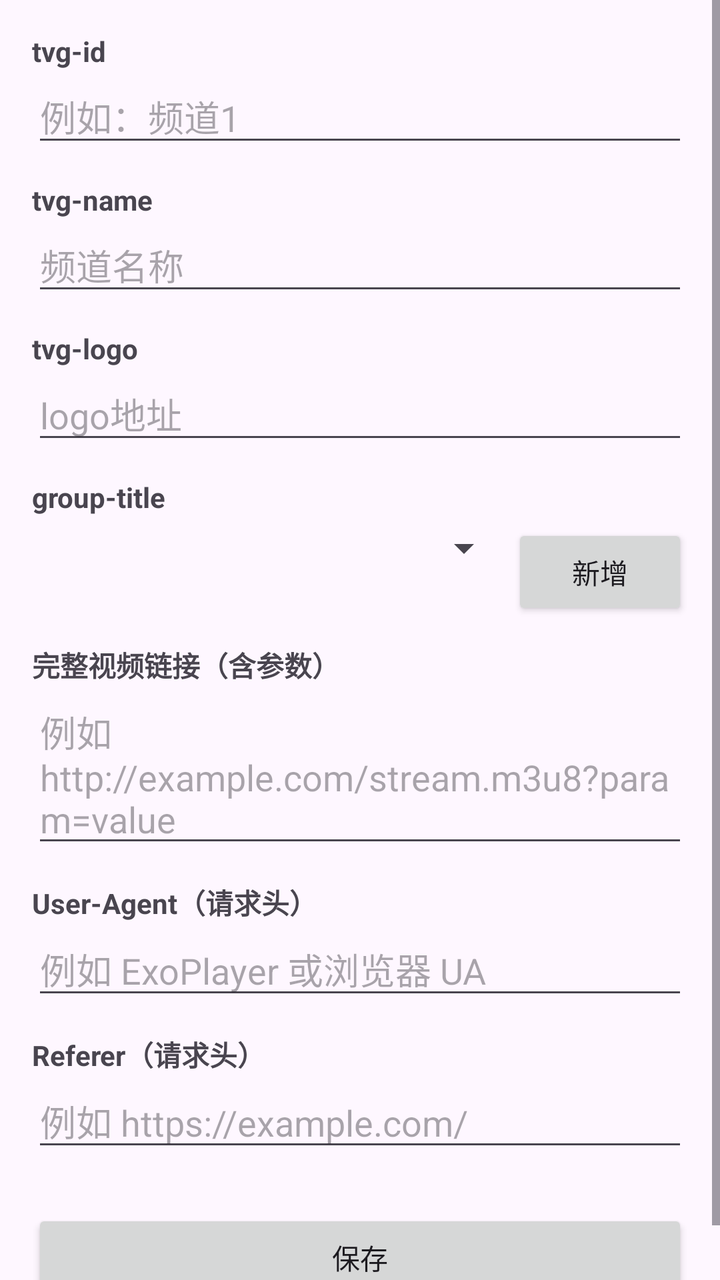
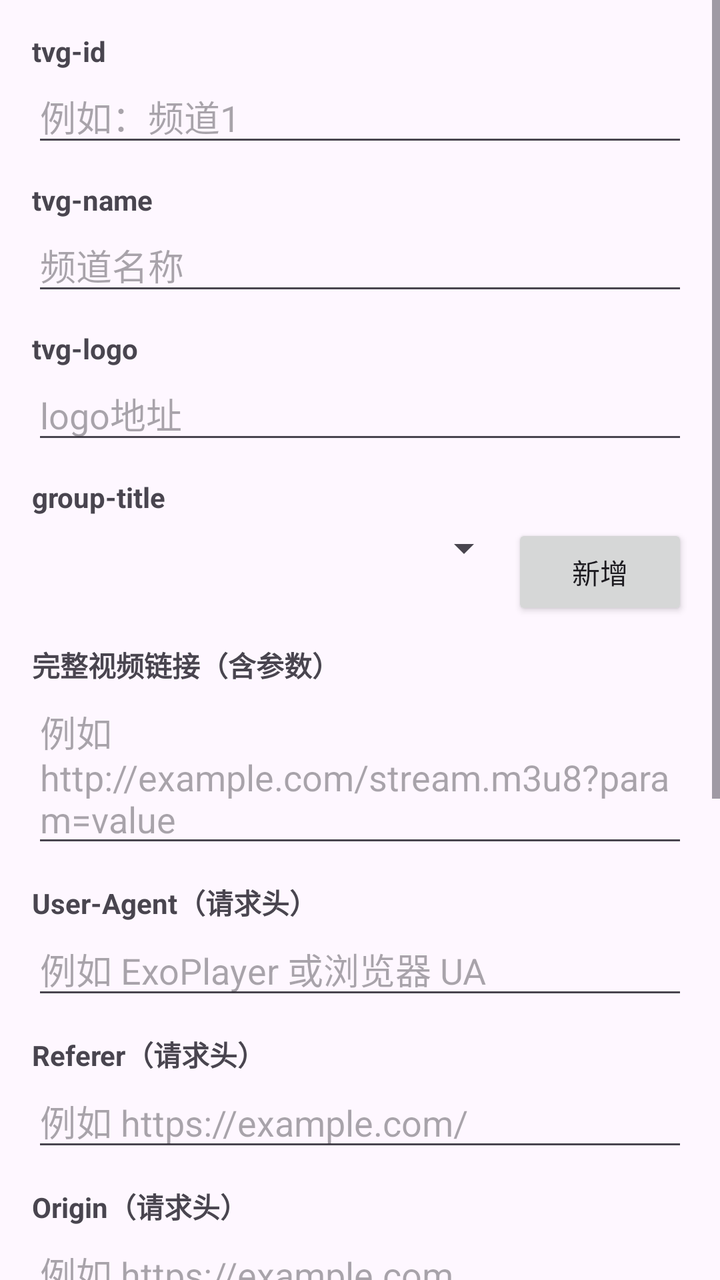

Before-and-after screenshots of an Android layout around one commit, followed by the original layout XML and the change that was made.
<!-- AndroidManifest.xml: application theme AppTheme -->
<!-- res/layout/activity_channel_edit.xml -->
<?xml version="1.0" encoding="utf-8"?>
<ScrollView
     xmlns:android="http://schemas.android.com/apk/res/android"
     android:layout_height="match_parent"
     android:layout_width="match_parent"
     android:fillViewport="true">

    <LinearLayout
         android:layout_height="wrap_content"
         android:layout_width="match_parent"
         android:padding="16dp"
         android:orientation="vertical">

        <TextView
             android:layout_height="wrap_content"
             android:layout_width="wrap_content"
             android:text="tvg-id"
             android:textStyle="bold" />

        <EditText
             android:layout_height="wrap_content"
             android:layout_width="match_parent"
             android:hint="例如：频道1"
             android:id="@+id/editTvgId" />

        <TextView
             android:layout_height="wrap_content"
             android:layout_width="wrap_content"
             android:layout_marginTop="12dp"
             android:text="tvg-name"
             android:textStyle="bold" />

        <EditText
             android:layout_height="wrap_content"
             android:layout_width="match_parent"
             android:hint="频道名称"
             android:id="@+id/editTvgName" />

        <TextView
             android:layout_height="wrap_content"
             android:layout_width="wrap_content"
             android:layout_marginTop="12dp"
             android:text="tvg-logo"
             android:textStyle="bold" />

        <EditText
             android:layout_height="wrap_content"
             android:layout_width="match_parent"
             android:hint="logo地址"
             android:id="@+id/editTvgLogo" />

        <TextView
             android:layout_height="wrap_content"
             android:layout_width="wrap_content"
             android:layout_marginTop="12dp"
             android:text="group-title"
             android:textStyle="bold" />

        <LinearLayout
             android:layout_height="wrap_content"
             android:layout_width="match_parent"
             android:orientation="horizontal"
             android:layout_marginTop="4dp">

            <Spinner
                 android:layout_height="wrap_content"
                 android:layout_width="0dp"
                 android:layout_weight="1"
                 android:id="@+id/spinnerGroupTitle">

            </Spinner>

            <Button
                 android:layout_height="wrap_content"
                 android:layout_width="wrap_content"
                 android:paddingEnd="12dp"
                 android:paddingStart="12dp"
                 android:id="@+id/btnAddNewCategory"
                 android:text="新增" />

        </LinearLayout>

        <TextView
             android:layout_height="wrap_content"
             android:layout_width="wrap_content"
             android:layout_marginTop="12dp"
             android:text="完整视频链接（含参数）"
             android:textStyle="bold" />

        <EditText
             android:layout_height="wrap_content"
             android:layout_width="match_parent"
             android:hint="例如 http://example.com/stream.m3u8?param=value"
             android:id="@+id/editUrl" />

        <TextView
             android:layout_height="wrap_content"
             android:layout_width="wrap_content"
             android:layout_marginTop="12dp"
             android:text="User-Agent（请求头）"
             android:textStyle="bold" />

        <EditText
             android:layout_height="wrap_content"
             android:layout_width="match_parent"
             android:hint="例如 ExoPlayer 或浏览器 UA"
             android:inputType="textUri"
             android:id="@+id/editUserAgent" />

        <TextView
             android:layout_height="wrap_content"
             android:layout_width="wrap_content"
             android:layout_marginTop="12dp"
             android:text="Referer（请求头）"
             android:textStyle="bold" />

        <EditText
             android:layout_height="wrap_content"
             android:layout_width="match_parent"
             android:hint="例如 https://example.com/"
             android:inputType="textUri"
             android:id="@+id/editReferer" />

        <Button
             android:layout_height="wrap_content"
             android:layout_width="match_parent"
             android:layout_marginTop="24dp"
             android:id="@+id/saveButton"
             android:text="保存" />

    </LinearLayout>

</ScrollView>
<!-- resources referenced by this layout -->
<resources>
  <style name="AppTheme" parent="Base.AppTheme" />
  <style name="Base.AppTheme" parent="Theme.Material3.DayNight.NoActionBar">
    </style>
</resources>

<!-- the commit's change to res/layout/activity_channel_edit.xml (unified diff, before → after) -->
@@ -121,6 +121,91 @@
              android:inputType="textUri"
              android:id="@+id/editReferer" />
 
+        <TextView
+             android:layout_height="wrap_content"
+             android:layout_width="wrap_content"
+             android:layout_marginTop="12dp"
+             android:text="Origin（请求头）"
+             android:textStyle="bold" />
+
+        <EditText
+             android:layout_height="wrap_content"
+             android:layout_width="match_parent"
+             android:hint="例如 https://example.com"
+             android:inputType="textUri"
+             android:id="@+id/editOrigin" />
+
+        <TextView
+             android:layout_height="wrap_content"
+             android:layout_width="wrap_content"
+             android:layout_marginTop="12dp"
+             android:text="Host（请求头）"
+             android:textStyle="bold" />
+
+        <EditText
+             android:layout_height="wrap_content"
+             android:layout_width="match_parent"
+             android:hint="例如 example.com"
+             android:inputType="text"
+             android:id="@+id/editHost" />
+
+        <TextView
+             android:layout_height="wrap_content"
+             android:layout_width="wrap_content"
+             android:layout_marginTop="12dp"
+             android:text="Connection（请求头）"
+             android:textStyle="bold" />
+
+        <EditText
+             android:layout_height="wrap_content"
+             android:layout_width="match_parent"
+             android:hint="例如 keep-alive"
+             android:inputType="text"
+             android:id="@+id/editConnection" />
+
+        <TextView
+             android:layout_height="wrap_content"
+             android:layout_width="wrap_content"
+             android:layout_marginTop="12dp"
+             android:text="自定义请求头"
+             android:textStyle="bold" />
+
+        <LinearLayout
+             android:layout_height="wrap_content"
+             android:layout_width="match_parent"
+             android:orientation="vertical"
+             android:id="@+id/customHeadersContainer" />
+
+        <LinearLayout
+             android:layout_height="wrap_content"
+             android:layout_width="match_parent"
+             android:orientation="horizontal"
+             android:layout_marginTop="8dp">
+
+            <Button
+                 android:layout_height="wrap_content"
+                 android:layout_width="0dp"
+                 android:layout_weight="1"
+                 android:id="@+id/btnAddRequestHeader"
+                 android:text="新建请求头" />
+
+            <Button
+                 android:layout_height="wrap_content"
+                 android:layout_width="0dp"
+                 android:layout_weight="1"
+                 android:layout_marginStart="8dp"
+                 android:id="@+id/btnParseRequestHeaders"
+                 android:text="请求头解析" />
+
+        </LinearLayout>
+
+        <TextView
+             android:layout_height="wrap_content"
+             android:layout_width="match_parent"
+             android:layout_marginTop="6dp"
+             android:text="提示：内置请求头为空时不会主动发送；自定义请求头同样只有填写值后才会发送。"
+             android:textSize="12sp" />
+
         <Button
              android:layout_height="wrap_content"
              android:layout_width="match_parent"
